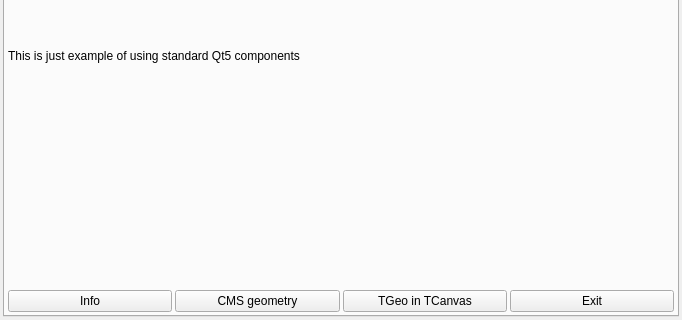
ferdymercury/root, file tutorials/webgui/qt5web/ExampleWidget.ui: the form before one commit; both pictures show x 0 to 682 and y 239 to 559 of the 682 by 559 pixel window.
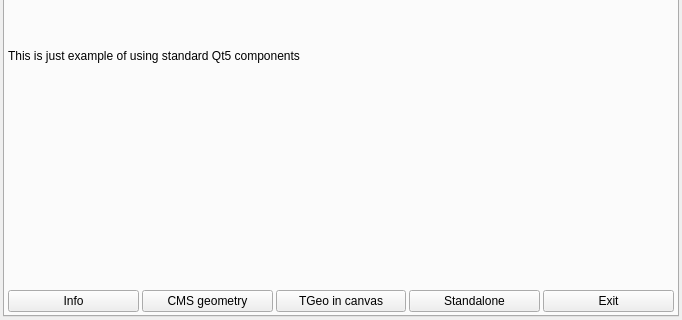
The form after the commit. Custom widgets are drawn as their Qt base class.

Commit message:
[qt5web] add example how standalone widgets can be used
In such case one just need correctlt set gROOT->SetWebdisplay

```diff
--- a/tutorials/webgui/qt5web/ExampleWidget.ui
+++ b/tutorials/webgui/qt5web/ExampleWidget.ui
@@ -65,7 +65,20 @@
                   <item>
                     <widget class="QPushButton" name="GeoCanvasBtn" >
                       <property name="text" >
-                        <string>TGeo in TCanvas</string>
+                        <string>TGeo in canvas</string>
+                      </property>
+                      <property name="toolTip" >
+                         <string>Display simple geometry in TCanvas</string>
+                      </property>
+                    </widget>
+                  </item>
+                  <item>
+                    <widget class="QPushButton" name="StandaloneBtn" >
+                      <property name="text" >
+                        <string>Standalone</string>
+                      </property>
+                      <property name="toolTip" >
+                         <string>Start standalone TCanvas qt5web widget</string>
                       </property>
                     </widget>
                   </item>
```
Left out of the diff: 8 changed lines with no effect on the pictures. The commit also changes 2 other files.
